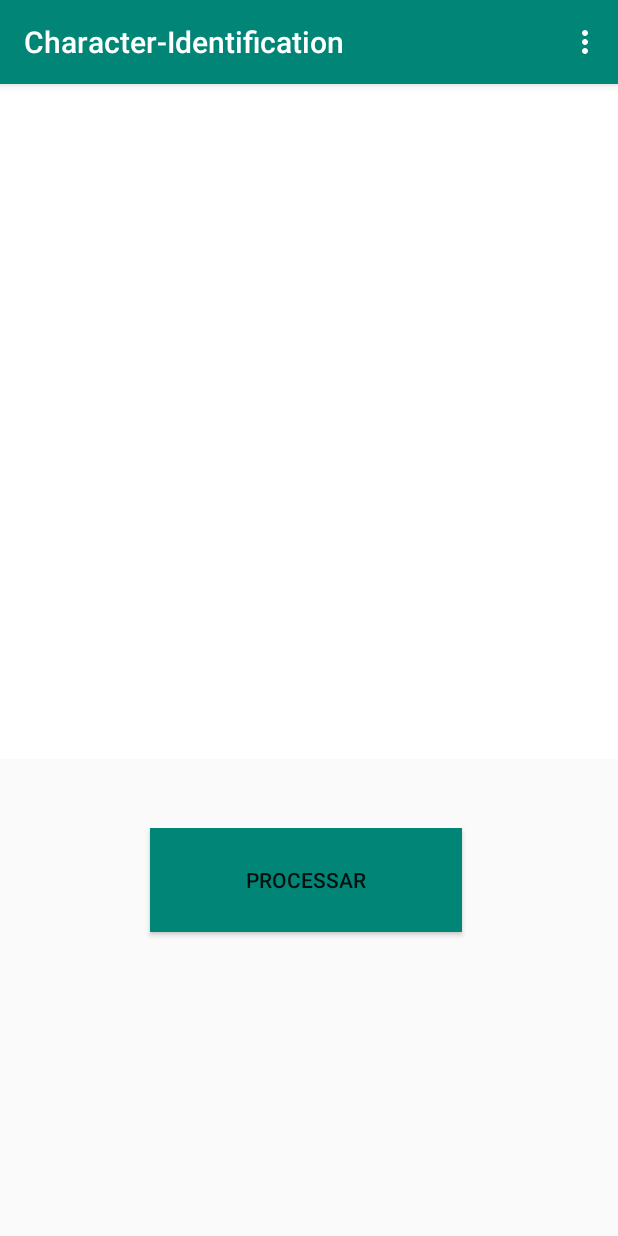
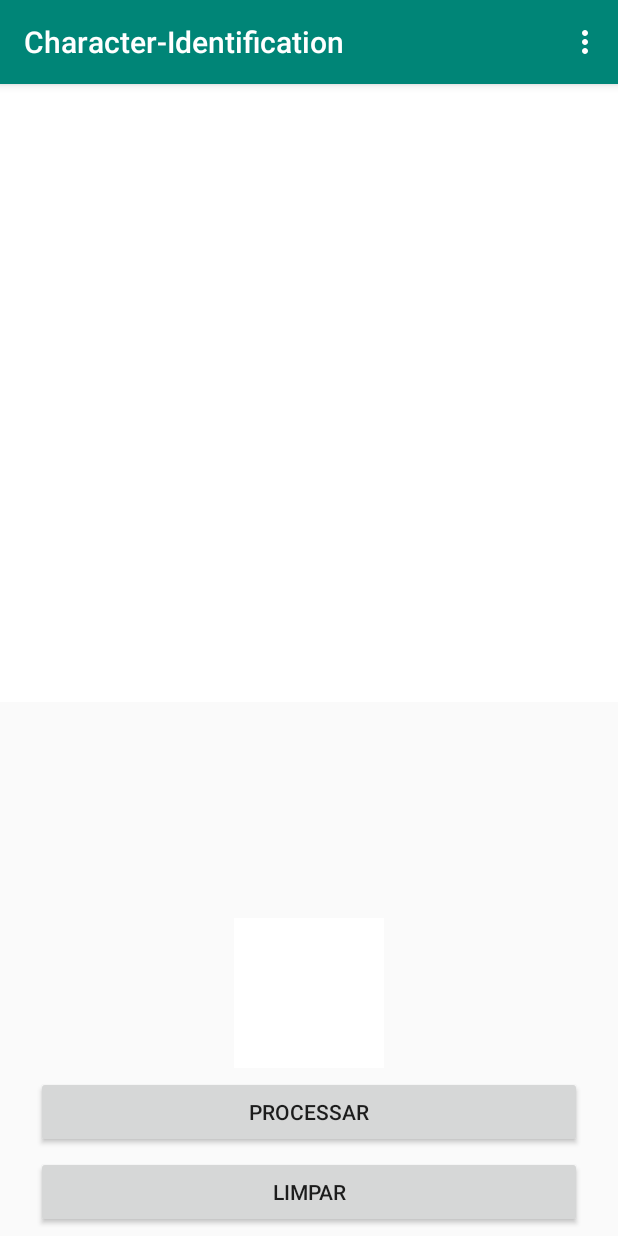
Before and after one commit to GustavoSantosCS/Character-Identification, an Android app: the screen it shows after launch (MainActivity), after a tap on "PROCESSAR", on a phone screen of 412 x 824 dp. Run offline under Robolectric (Android 15) with nearby library versions, the phone set to English and light mode, and no system bars; libraries missing offline, so code that uses them is left out: org.tensorflow.lite; 2 statements that could not run were skipped.

Commit message:
mudancas na interface

```diff
--- a/app/src/main/java/com/example/character_identification/MainActivity.java
+++ b/app/src/main/java/com/example/character_identification/MainActivity.java
@@ -48,24 +48,35 @@ public class MainActivity extends AppCompatActivity {
     Interpreter tflite;
     Interpreter.Options options = new Interpreter.Options();
     private PaintView paintView;
-    Button processar;
-
-
+    private ImageView image;
+    private Button btnProcessar;
+    private Button btnLimpar;
     @Override
     protected void onCreate(Bundle savedInstanceState) {
         super.onCreate(savedInstanceState);
         setContentView(R.layout.activity_main);
-
+        image = (ImageView) findViewById(R.id.rederizado);
         paintView = (PaintView) findViewById(R.id.paintView);
+        btnLimpar = findViewById(R.id.btnLimpar);
+        btnProcessar = findViewById(R.id.btnProcessar);
         DisplayMetrics metrics = new DisplayMetrics();
         getWindowManager().getDefaultDisplay().getMetrics(metrics);
         paintView.init(metrics);
-        processar = (Button) findViewById(R.id.processar);
-        processar.setOnClickListener(new View.OnClickListener() {
-            @RequiresApi(api = Build.VERSION_CODES.KITKAT)
+        initListeners();
+    }
+
+    private void initListeners() {
+        btnLimpar.setOnClickListener(new View.OnClickListener() {
             @Override
             public void onClick(View view) {
-                paintView.salvar();
+                paintView.limpar();
+            }
+        });
+
+        btnProcessar.setOnClickListener(new View.OnClickListener() {
+            @Override
+            public void onClick(View view) {
+                paintView.processar(image);
             }
         });
     }
@@ -81,8 +92,8 @@ public class MainActivity extends AppCompatActivity {
     @Override
     public boolean onOptionsItemSelected(MenuItem item) {
         switch (item.getItemId()) {
-            case R.id.normal:
-                paintView.normal();
+            case R.id.processar:
+                paintView.processar(image);
                 return true;
             case R.id.limpar:
                     paintView.limpar();
--- a/app/src/main/java/com/example/character_identification/PaintView.java
+++ b/app/src/main/java/com/example/character_identification/PaintView.java
@@ -18,6 +18,8 @@ import android.util.AttributeSet;
 import android.util.DisplayMetrics;
 import android.view.MotionEvent;
 import android.view.View;
+import android.widget.ImageView;
+import android.widget.Toast;
 
 
 import androidx.annotation.RequiresApi;
@@ -97,7 +99,10 @@ public class PaintView extends View {
         int height = metrics.heightPixels;
         int width = metrics.widthPixels;
 
-        mBitmap = Bitmap.createBitmap(width, height, Bitmap.Config.ARGB_8888);
+        int limit = Math.min(width, height);
+        Toast.makeText(context, String.format("Canvas: %s: %s", limit, limit), Toast.LENGTH_LONG).show();
+
+        mBitmap = Bitmap.createBitmap(limit, limit, Bitmap.Config.ARGB_8888);
         mCanvas = new Canvas(mBitmap);
 
         currentColor = DEFAULT_COLOR;
@@ -117,15 +122,16 @@ public class PaintView extends View {
     }
 
     @RequiresApi(api = Build.VERSION_CODES.KITKAT)
-    public void salvar() {
+    public void processar(ImageView image) {
         Bitmap resizedBitmap = Bitmap.createScaledBitmap(
-                mBitmap, 28, 28, true);
+                mBitmap, 28, 28, false);
 
+        image.setImageBitmap(resizedBitmap);
         convertBitmapToByteBuffer(resizedBitmap);
         tflite.run(imgData, result);
-        System.out.println(argmax(result[0]));
+        Toast toast = Toast.makeText(context, String.valueOf(argmax(result[0])), Toast.LENGTH_LONG);
+        toast.show();
 
-        String imagem = MediaStore.Images.Media.insertImage(context.getContentResolver() , resizedBitmap, "test", "teste");
     }
 
     private void convertBitmapToByteBuffer(Bitmap bitmap) {
--- a/app/src/main/res/layout/activity_main.xml
+++ b/app/src/main/res/layout/activity_main.xml
@@ -1,5 +1,6 @@
 <?xml version="1.0" encoding="utf-8"?>
-<RelativeLayout xmlns:android="http://schemas.android.com/apk/res/android"
+<androidx.constraintlayout.widget.ConstraintLayout xmlns:android="http://schemas.android.com/apk/res/android"
+    xmlns:app="http://schemas.android.com/apk/res-auto"
     xmlns:tools="http://schemas.android.com/tools"
     android:id="@+id/activity_main"
     android:layout_width="match_parent"
@@ -8,25 +9,52 @@
 
     <com.example.character_identification.PaintView
         android:id="@+id/paintView"
-        android:layout_width="match_parent"
-        android:layout_height="450dp" />
+        android:layout_width="wrap_content"
+        android:layout_height="wrap_content"
+        android:padding="5dp"
+        android:paddingStart="5dp"
+        android:paddingLeft="5dp"
+        android:paddingTop="5dp"
+        android:paddingEnd="5dp"
+        app:layout_constraintBottom_toTopOf="@+id/rederizado"
+        app:layout_constraintStart_toStartOf="parent"
+        app:layout_constraintTop_toTopOf="parent"
+        app:layout_constraintVertical_bias="0.0" />
 
-    <LinearLayout
-        android:id="@+id/layout"
-        android:layout_width="match_parent"
-        android:layout_height="118dp"
-        android:layout_below="@+id/paintView"
-        android:layout_marginTop="46dp"
-        android:orientation="horizontal">
+    <ImageView
+        android:id="@+id/rederizado"
+        android:layout_width="0dp"
+        android:layout_height="100dp"
+        android:layout_marginStart="24dp"
+        android:layout_marginEnd="24dp"
+        android:layout_marginBottom="5dp"
+        app:layout_constraintBottom_toTopOf="@+id/btnProcessar"
+        app:layout_constraintEnd_toEndOf="parent"
+        app:layout_constraintHorizontal_bias="0.0"
+        app:layout_constraintStart_toStartOf="parent" />
 
-        <Button
-            android:id="@+id/processar"
-            android:layout_width="208dp"
-            android:layout_height="69dp"
-            android:layout_marginLeft="100dp"
-            android:background="@color/colorPrimary"
-            android:clickable="true"
-            android:text="@string/Processar" />
-    </LinearLayout>
+    <Button
+        android:id="@+id/btnProcessar"
+        android:layout_width="0dp"
+        android:layout_height="wrap_content"
+        android:layout_marginStart="24dp"
+        android:layout_marginEnd="24dp"
+        android:layout_marginBottom="5dp"
+        android:text="Processar"
+        app:layout_constraintBottom_toTopOf="@+id/btnLimpar"
+        app:layout_constraintEnd_toEndOf="parent"
+        app:layout_constraintStart_toStartOf="parent" />
 
-</RelativeLayout>
+    <Button
+        android:id="@+id/btnLimpar"
+        android:layout_width="0dp"
+        android:layout_height="wrap_content"
+        android:layout_marginStart="24dp"
+        android:layout_marginEnd="24dp"
+        android:layout_marginBottom="5dp"
+        android:text="Limpar"
+        app:layout_constraintBottom_toBottomOf="parent"
+        app:layout_constraintEnd_toEndOf="parent"
+        app:layout_constraintStart_toStartOf="parent" />
+
+</androidx.constraintlayout.widget.ConstraintLayout>
--- a/app/src/main/res/menu/main.xml
+++ b/app/src/main/res/menu/main.xml
@@ -2,10 +2,15 @@
 <menu xmlns:android="http://schemas.android.com/apk/res/android"
     xmlns:app="http://schemas.android.com/apk/res-auto">
 
+
     <item
-        android:id="@+id/limpar"
+        android:id="@+id/processar"
         app:showAsAction="never"
-        android:title="Limpar"/>
+        android:title="Processar"/>
+    <item
+    android:id="@+id/limpar"
+    app:showAsAction="never"
+    android:title="Limpar"/>
 
 
 
```
Also changed, not shown: gradle/wrapper/gradle-wrapper.properties, 1 other file.
